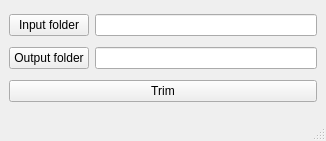
salastro/ImageTrimExport, file qt6/main.ui: the form before one commit.
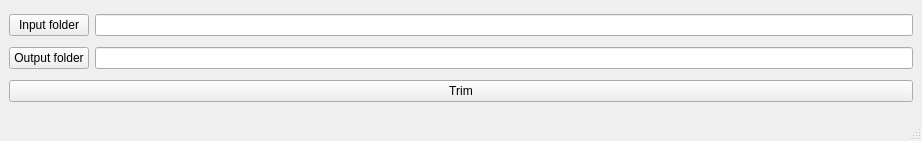
The form after the commit.

```diff
--- a/qt6/main.ui
+++ b/qt6/main.ui
@@ -6,7 +6,7 @@
    <rect>
     <x>0</x>
     <y>0</y>
-    <width>326</width>
+    <width>922</width>
     <height>141</height>
    </rect>
   </property>
@@ -23,7 +23,11 @@
      </widget>
     </item>
     <item row="0" column="1">
-     <widget class="QLineEdit" name="inputPath"/>
+     <widget class="QLineEdit" name="input_path_line">
+      <property name="text">
+       <string/>
+      </property>
+     </widget>
     </item>
     <item row="1" column="0">
      <widget class="QPushButton" name="outputBt">
@@ -32,9 +36,6 @@
       </property>
      </widget>
     </item>
-    <item row="1" column="1">
-     <widget class="QLineEdit" name="outputPath"/>
-    </item>
     <item row="2" column="0" colspan="2">
      <widget class="QPushButton" name="trimBt">
       <property name="text">
@@ -42,6 +43,13 @@
       </property>
      </widget>
     </item>
+    <item row="1" column="1">
+     <widget class="QLineEdit" name="output_path_line">
+      <property name="text">
+       <string/>
+      </property>
+     </widget>
+    </item>
    </layout>
   </widget>
   <widget class="QMenuBar" name="menubar">
```
Left out of the diff: 8 changed lines with no effect on the pictures.
